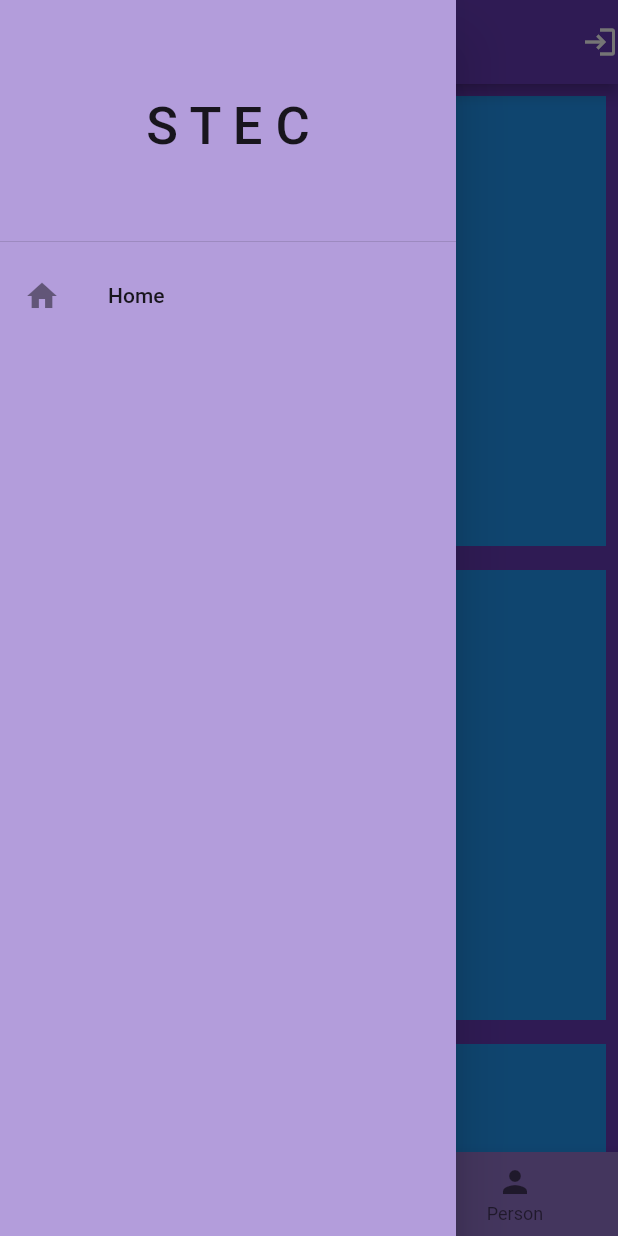
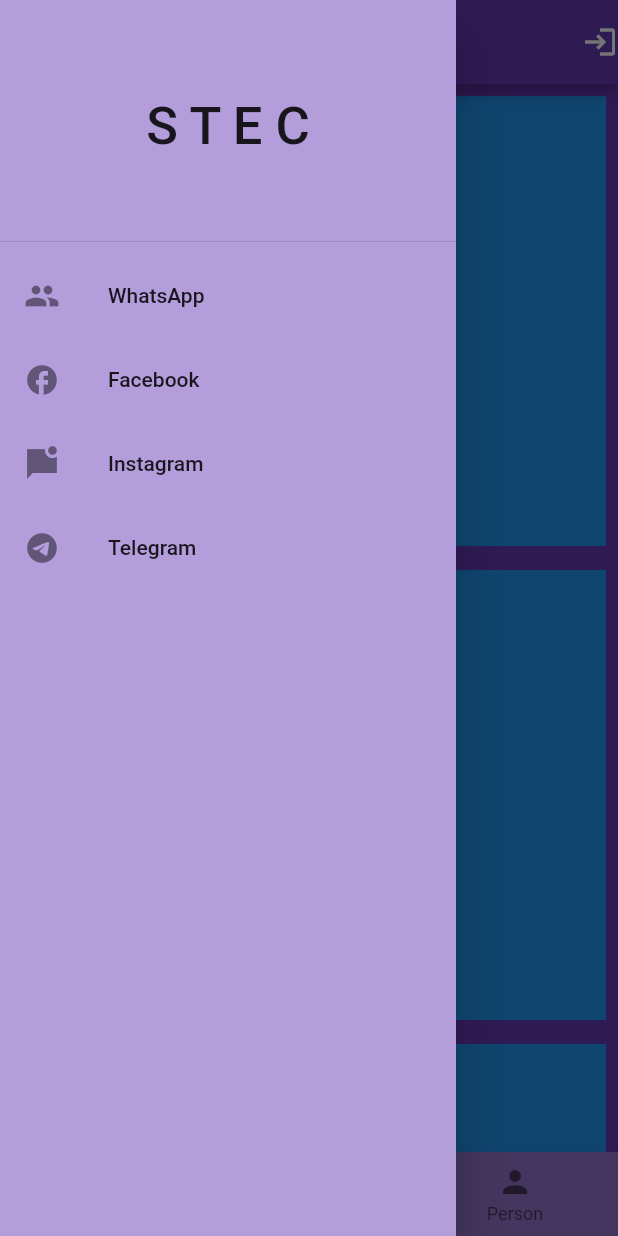
Before and after one commit to AmeyKuradeAK/Project-C, a Flutter app: the screen it shows after launch, with the side drawer open, on a phone screen of 412 x 824 dp. Run offline on Flutter 3.47's test engine with Material 2 defaults, Android fonts, the phone set to English and light mode, and no system bars.

Commit message:
Drawer-Social-Update

```diff
--- a/lib/Pages/first_page/home_page.dart
+++ b/lib/Pages/first_page/home_page.dart
@@ -44,21 +44,30 @@
           child: ListView(children: [
             DrawerHeader(
                 child: Center(
-                  child: Text(
-                              "S T E C",
-                              style: TextStyle(fontSize: 35),
-                            ),
-                )),
+                    child: Text(
+              "S T E C",
+              style: TextStyle(fontSize: 35),
+            ))),
             ListTile(
-              title: Text("Home"),
-              leading: Icon(Icons.home),
+              title: Text("WhatsApp"),
+              leading: Icon(Icons.group),
+            ),
+            ListTile(
+              title: Text("Facebook"),
+              leading: Icon(Icons.facebook),
+            ),
+            ListTile(
+              title: Text("Instagram"),
+              leading: Icon(Icons.mark_chat_unread_sharp),
+            ),
+            ListTile(
+              title: Text("Telegram"),
+              leading: Icon(Icons.telegram),
             )
           ]),
         ),
-
       ),
-      body:
-      _pages[_selectedIndex],
+      body: _pages[_selectedIndex],
       backgroundColor: Colors.deepPurple,
       bottomNavigationBar: BottomNavigationBar(
         backgroundColor: Colors.deepPurple[300],
```
